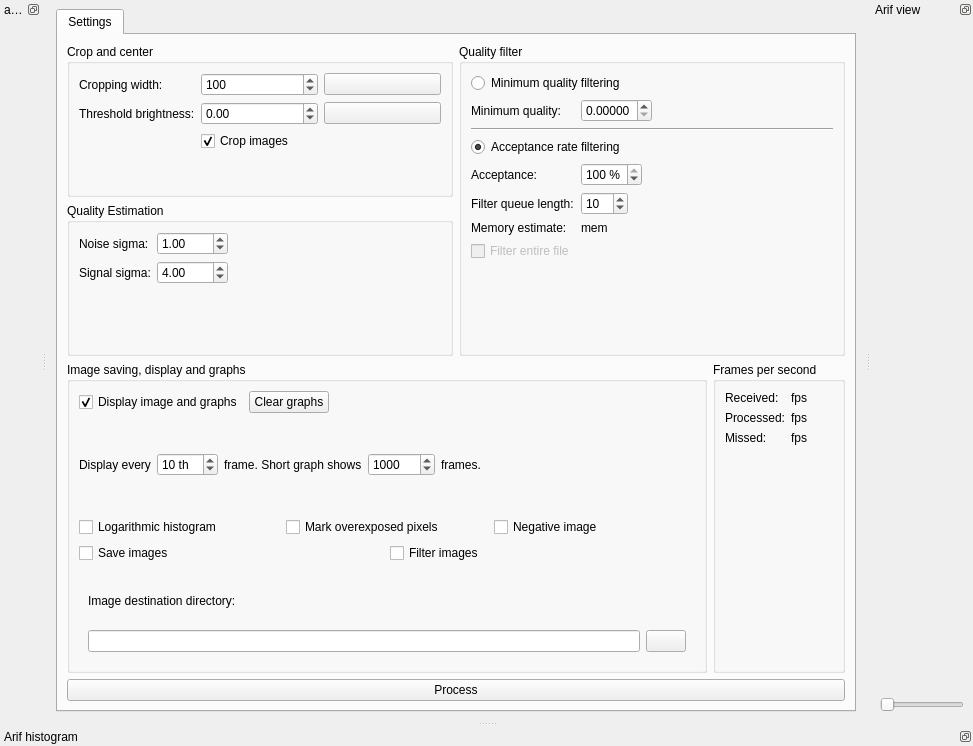
This is src/arifmainwindow.ui in AD-Vega/arif as Qt 5 draws it before an edit. The edited form follows.
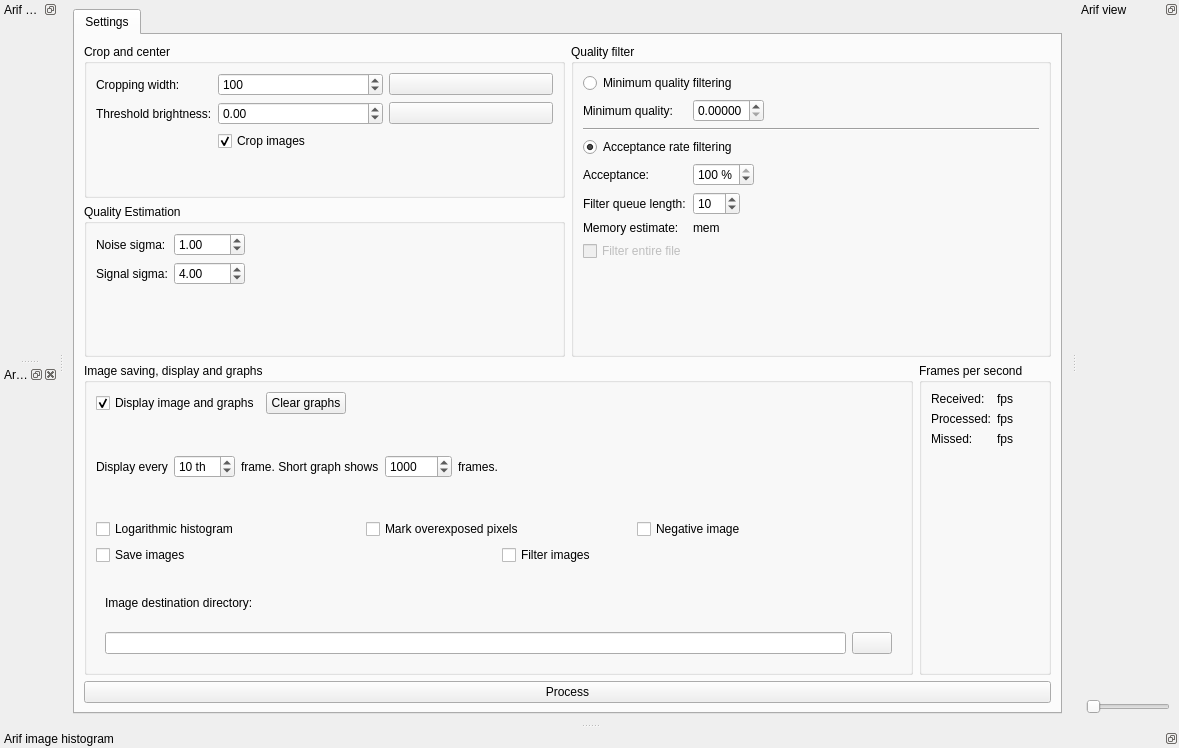
This is the edited form. Icons and pictures are not drawn. Custom widgets are drawn as their Qt base class.

Commit message: Quality histogram.

The edit to the form file:
```diff
--- a/src/arifmainwindow.ui
+++ b/src/arifmainwindow.ui
@@ -6,8 +6,8 @@
    <rect>
     <x>0</x>
     <y>0</y>
-    <width>973</width>
-    <height>746</height>
+    <width>1179</width>
+    <height>748</height>
    </rect>
   </property>
   <property name="windowTitle">
@@ -604,7 +604,7 @@
     <set>QDockWidget::DockWidgetFloatable|QDockWidget::DockWidgetMovable</set>
    </property>
    <property name="windowTitle">
-    <string>Arif histogram</string>
+    <string>Arif image histogram</string>
    </property>
    <attribute name="dockWidgetArea">
     <number>8</number>
@@ -616,13 +616,22 @@
     <set>QDockWidget::DockWidgetFloatable|QDockWidget::DockWidgetMovable</set>
    </property>
    <property name="windowTitle">
-    <string>arif quality graph</string>
+    <string>Arif quality graph</string>
    </property>
    <attribute name="dockWidgetArea">
     <number>1</number>
    </attribute>
    <widget class="QualityGraph" name="qualityGraph"/>
   </widget>
+  <widget class="QDockWidget" name="qualityHistogramDock">
+   <property name="windowTitle">
+    <string>Arif quality histogram</string>
+   </property>
+   <attribute name="dockWidgetArea">
+    <number>1</number>
+   </attribute>
+   <widget class="QualityHistogram" name="qualityHistogram"/>
+  </widget>
  </widget>
  <customwidgets>
   <customwidget>
@@ -643,6 +652,12 @@
    <header>plotwidgets.h</header>
    <container>1</container>
   </customwidget>
+  <customwidget>
+   <class>QualityHistogram</class>
+   <extends>QWidget</extends>
+   <header>plotwidgets.h</header>
+   <container>1</container>
+  </customwidget>
  </customwidgets>
  <tabstops>
   <tabstop>tabWidget</tabstop>
```
The commit also changes 3 other files.
